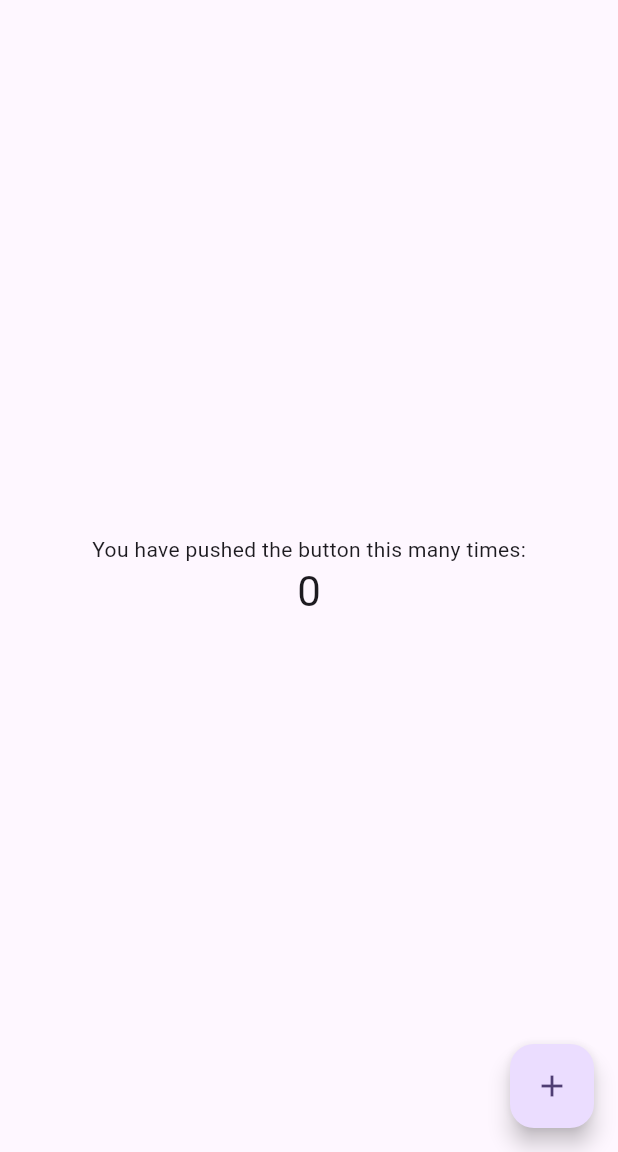
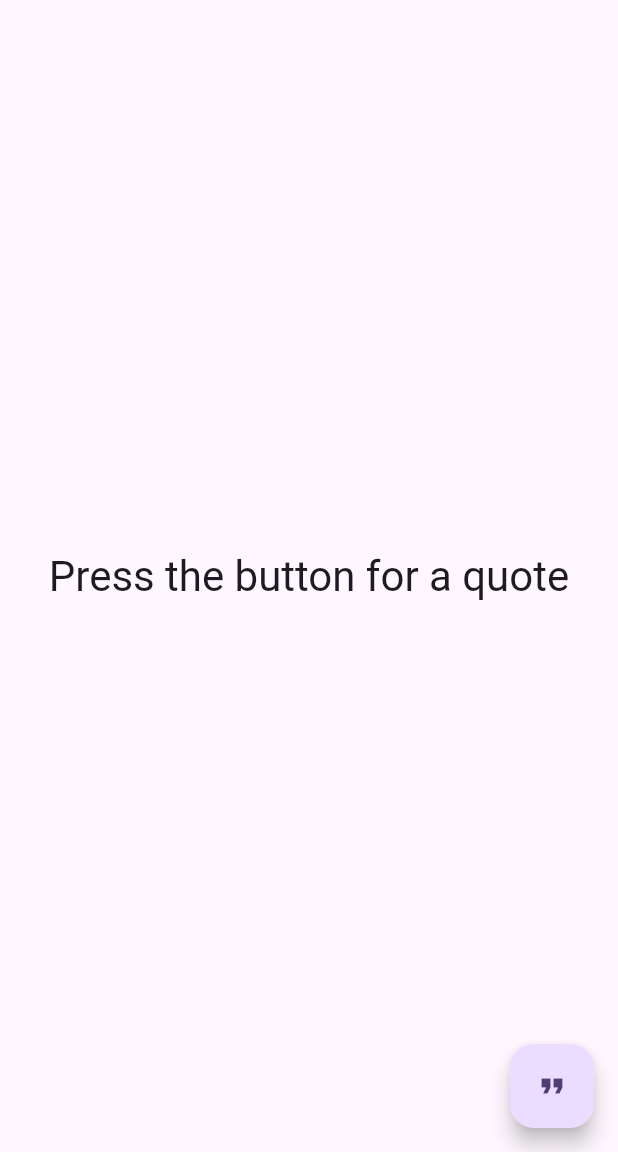
Before and after one commit to denzil-muchangi/quote_generator, a Flutter app: the screen it shows after launch, on a phone screen of 412 x 824 dp, the part 84-1236 px from its top. Run offline on Flutter 3.47's test engine with Material 3 defaults, Android fonts, the phone set to English and light mode, and no system bars.

Commit message:
feat: replace counter with random quote generator
The counter functionality was replaced with a feature that displays random inspirational quotes when pressing the button. This provides more meaningful content for users.

```diff
--- a/lib/main.dart
+++ b/lib/main.dart
@@ -1,4 +1,5 @@
 import 'package:flutter/material.dart';
+import 'dart:math';
 
 void main() {
   runApp(const MyApp());
@@ -54,69 +55,46 @@ class MyHomePage extends StatefulWidget {
 }
 
 class _MyHomePageState extends State<MyHomePage> {
-  int _counter = 0;
+  final List<String> quotes = [
+    "The only way to do great work is to love what you do. - Steve Jobs",
+    "Innovation distinguishes between a leader and a follower. - Steve Jobs",
+    "Your time is limited, so don't waste it living someone else's life. - Steve Jobs",
+    "Stay hungry, stay foolish. - Steve Jobs",
+    "The future belongs to those who believe in the beauty of their dreams. - Eleanor Roosevelt"
+  ];
 
-  void _incrementCounter() {
+  String currentQuote = "Press the button for a quote";
+
+  void _showRandomQuote() {
     setState(() {
-      // This call to setState tells the Flutter framework that something has
-      // changed in this State, which causes it to rerun the build method below
-      // so that the display can reflect the updated values. If we changed
-      // _counter without calling setState(), then the build method would not be
-      // called again, and so nothing would appear to happen.
-      _counter++;
+      currentQuote = quotes[Random().nextInt(quotes.length)];
     });
   }
 
   @override
   Widget build(BuildContext context) {
-    // This method is rerun every time setState is called, for instance as done
-    // by the _incrementCounter method above.
-    //
-    // The Flutter framework has been optimized to make rerunning build methods
-    // fast, so that you can just rebuild anything that needs updating rather
-    // than having to individually change instances of widgets.
     return Scaffold(
       appBar: AppBar(
-        // TRY THIS: Try changing the color here to a specific color (to
-        // Colors.amber, perhaps?) and trigger a hot reload to see the AppBar
-        // change color while the other colors stay the same.
         backgroundColor: Theme.of(context).colorScheme.inversePrimary,
-        // Here we take the value from the MyHomePage object that was created by
-        // the App.build method, and use it to set our appbar title.
         title: Text(widget.title),
       ),
       body: Center(
-        // Center is a layout widget. It takes a single child and positions it
-        // in the middle of the parent.
         child: Column(
-          // Column is also a layout widget. It takes a list of children and
-          // arranges them vertically. By default, it sizes itself to fit its
-          // children horizontally, and tries to be as tall as its parent.
-          //
-          // Column has various properties to control how it sizes itself and
-          // how it positions its children. Here we use mainAxisAlignment to
-          // center the children vertically; the main axis here is the vertical
-          // axis because Columns are vertical (the cross axis would be
-          // horizontal).
-          //
-          // TRY THIS: Invoke "debug painting" (choose the "Toggle Debug Paint"
-          // action in the IDE, or press "p" in the console), to see the
-          // wireframe for each widget.
           mainAxisAlignment: MainAxisAlignment.center,
           children: <Widget>[
-            const Text('You have pushed the button this many times:'),
             Text(
-              '$_counter',
+              currentQuote,
               style: Theme.of(context).textTheme.headlineMedium,
+              textAlign: TextAlign.center,
             ),
           ],
         ),
       ),
       floatingActionButton: FloatingActionButton(
-        onPressed: _incrementCounter,
-        tooltip: 'Increment',
-        child: const Icon(Icons.add),
-      ), // This trailing comma makes auto-formatting nicer for build methods.
+        onPressed: _showRandomQuote,
+        tooltip: 'Show Quote',
+        child: const Icon(Icons.format_quote),
+      ),
     );
   }
 }
```
